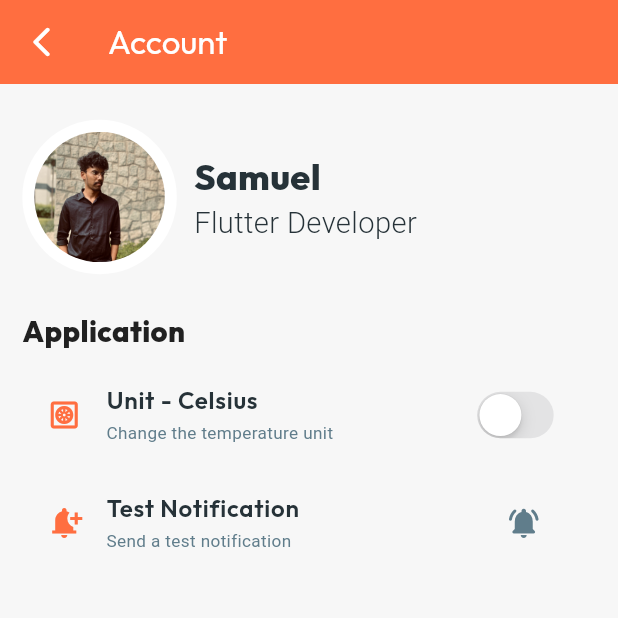
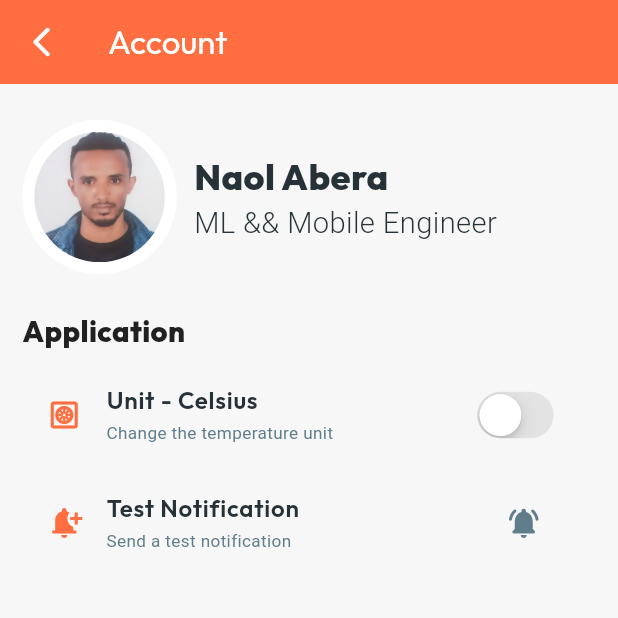
Before and after one commit to naolgithub/Weather-Clean-Arch, a Flutter app: the AccountPage screen opened by its route, on a phone screen of 412 x 824 dp, the top half of it. Run offline on Flutter 3.47's test engine with Material 3 defaults, Android fonts, the phone set to English and light mode, and no system bars; our stand-ins replace animate_do, awesome_notifications, bloc, connectivity_plus, dismissible_page, equatable and 6 more; missing offline and left inert: home_widget.

Commit message:
account page is modified

```diff
--- a/lib/Presentations/Screens/account_page.dart
+++ b/lib/Presentations/Screens/account_page.dart
@@ -55,7 +55,7 @@ class AccountPage extends StatelessWidget {
                           radius: 38.r,
                           backgroundColor: Colors.transparent,
                           backgroundImage: const AssetImage(
-                            'assets/images/profile.jpg',
+                            'assets/images/naol.jpg',
                           ),
                         ),
                       ),
@@ -66,7 +66,7 @@ class AccountPage extends StatelessWidget {
                       crossAxisAlignment: CrossAxisAlignment.start,
                       children: [
                         Text(
-                          'Samuel',
+                          'Naol Abera',
                           style: GoogleFonts.outfit(
                             fontSize: 21.sp,
                             color: Colors.blueGrey.shade900,
@@ -74,7 +74,7 @@ class AccountPage extends StatelessWidget {
                           ),
                         ),
                         Text(
-                          'Flutter Developer',
+                          'ML && Mobile Engineer',
                           style: GoogleFonts.splineSans(
                             fontSize: 17.sp,
                             color: Colors.blueGrey.shade900,
```
